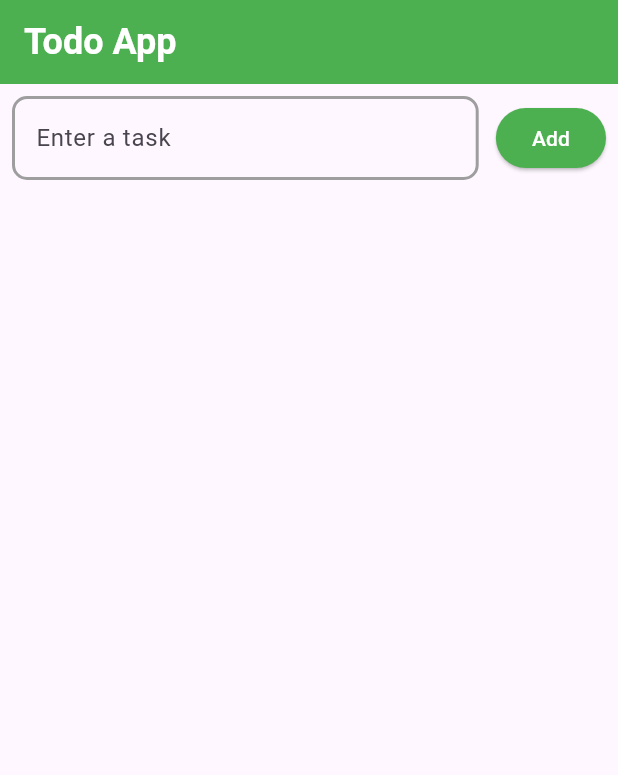
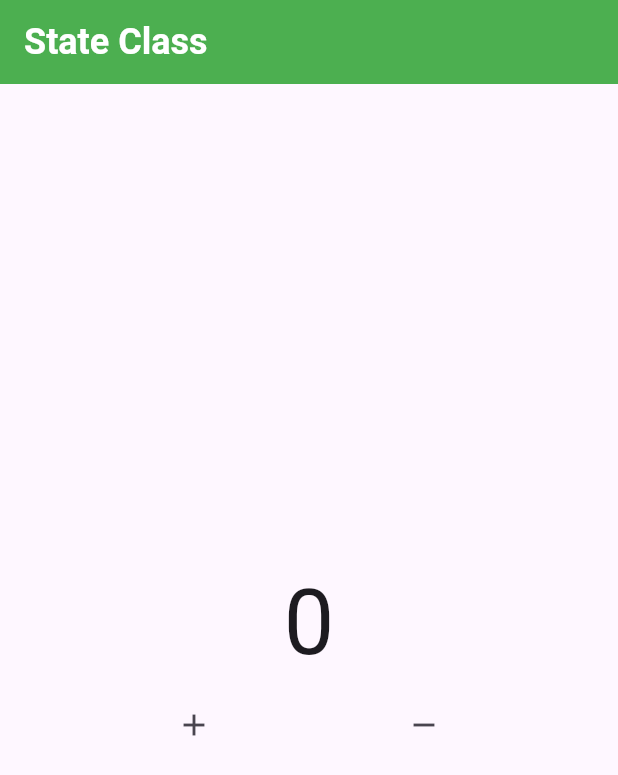
Before and after one commit to shajibulhasan/flutter-with-ostad, a Flutter app: the screen it shows after launch, on a phone screen of 412 x 824 dp. Shown: the top 775 px of the screen. Run offline on Flutter 3.47's test engine with Material 3 defaults, Android fonts, the phone set to English and light mode, and no system bars; our stand-ins replace flutter_screenutil.

Commit message:
State Class

```diff
--- a/lib/app.dart
+++ b/lib/app.dart
@@ -5,6 +5,7 @@ import 'package:batch_13/module-9/theme.dart';
 import 'package:flutter_screenutil/flutter_screenutil.dart';
 import 'module-11/responsive.dart';
 import 'module-11/responsive_package.dart';
+import 'module-12/state_class.dart';
 import 'module-8/form.dart';
 
 import 'button.dart';
@@ -120,7 +121,7 @@ class MyApp extends StatelessWidget {
             ),
             themeMode: ThemeMode.light,
             home: ThemeTest(),
-            initialRoute: 'todo',
+            initialRoute: 'state',
             routes: {
               'home': (context) => Home(),
               'button': (context) => Button(),
@@ -130,6 +131,7 @@ class MyApp extends StatelessWidget {
               'res': (context) => Res(),
               'resPak': (context) => ResponsivePackage(),
               'todo': (context) => TodoApp(),
+              'state': (context) => StateClass(),
             },
           );
         },
--- /dev/null
+++ b/lib/module-12/state_class.dart
@@ -0,0 +1,44 @@
+import 'package:flutter/material.dart';
+
+class StateClass extends StatefulWidget {
+  const StateClass({super.key});
+
+
+  @override
+  State<StateClass> createState() => _StateClassState();
+}
+
+class _StateClassState extends State<StateClass> {
+  int counter = 0;
+  @override
+  Widget build(BuildContext context) {
+    return Scaffold(
+        appBar: AppBar(
+          title: Text('State Class'),
+        ),
+        body: Column(
+          mainAxisAlignment: MainAxisAlignment.center,
+          children: [
+            Center(
+              child: Text(counter.toString() , style: TextStyle(fontSize: 60) ),
+            ),
+            Row(
+              mainAxisAlignment: MainAxisAlignment.spaceEvenly,
+              children: [
+                IconButton(onPressed: (){
+                  setState(() {
+                    counter++;
+                  });
+                }, icon: Icon(Icons.add)),
+                IconButton(onPressed: (){
+                  setState(() {
+                    counter--;
+                  });
+                }, icon: Icon(Icons.remove)),
+              ],
+            )
+          ],
+        ),
+    );
+  }
+}
```
